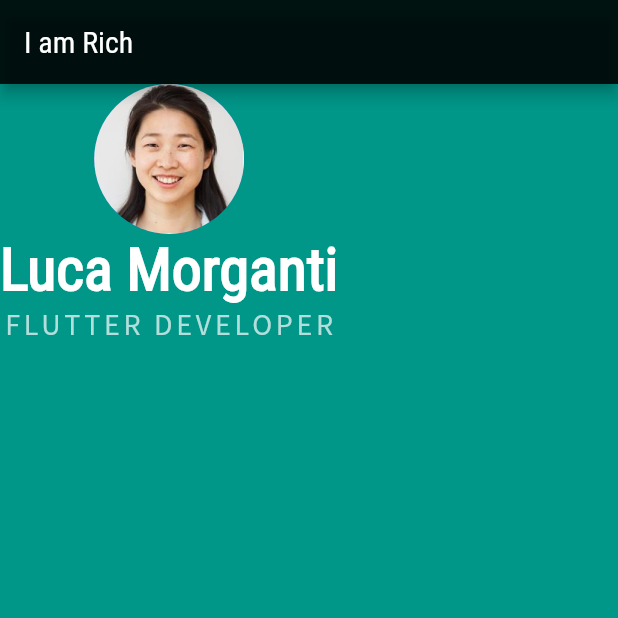
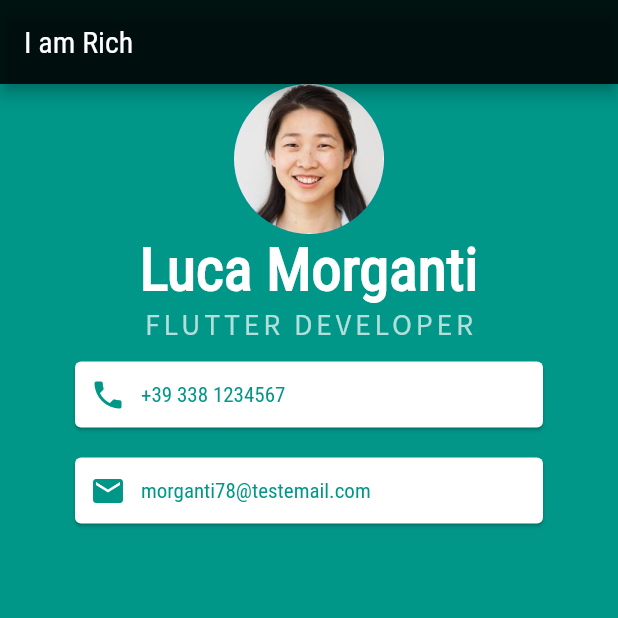
Before and after one commit to morgantiweb/flutter_application_1, a Flutter app: the screen it shows after launch, on a phone screen of 412 x 824 dp, the top half of it. Run offline on Flutter 3.47's test engine with Material 2 defaults, Android fonts, the phone set to English and light mode, and no system bars.

Commit message:
Business card with rows

```diff
--- a/lib/main.dart
+++ b/lib/main.dart
@@ -33,6 +33,34 @@ class MyApp extends StatelessWidget {
                 color: Colors.teal.shade100,
                 letterSpacing: 2.5,
               )),
+          Card(
+            color: Colors.white,
+            margin: EdgeInsets.symmetric(horizontal: 50.0, vertical: 10.0),
+            child: Padding(
+              padding: EdgeInsets.all(10.0),
+              child: Row(
+                children: const <Widget>[
+                  Icon(Icons.phone, color: Colors.teal),
+                  SizedBox(width: 10.0),
+                  Text('+39 338 1234567', style: TextStyle(color: Colors.teal))
+                ],
+              ),
+            ),
+          ),
+          Card(
+            color: Colors.white,
+            margin: EdgeInsets.symmetric(horizontal: 50.0, vertical: 10.0),
+            child: Padding(
+              padding: EdgeInsets.all(10.0),
+              child: Row(
+                children: const <Widget>[
+                  Icon(Icons.email, color: Colors.teal),
+                  SizedBox(width: 10.0),
+                  Text('morganti78@testemail.com', style: TextStyle(color: Colors.teal))
+                ],
+              ),
+            ),
+          ),
         ]),
       ),
     );
```
